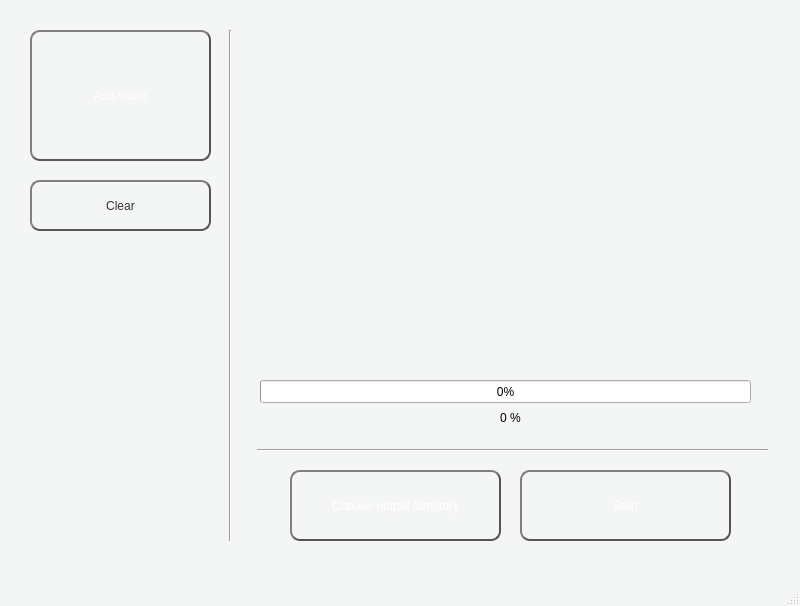
Maximvolk/VideoToSlidesSplitter, file PyQt/window.ui: the form before one commit.
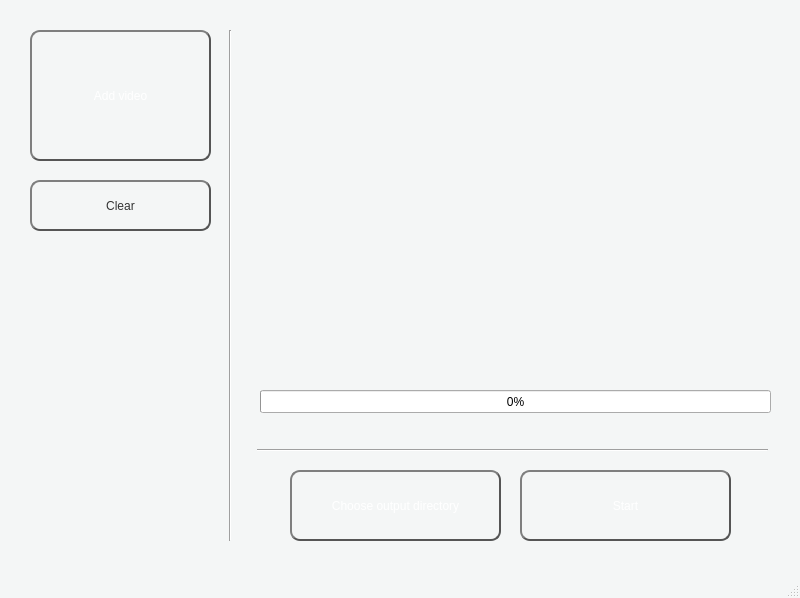
The form after the commit.

Commit message: Fix error when closing video input dialog without choosing one

Patch:
```diff
--- a/PyQt/window.ui
+++ b/PyQt/window.ui
@@ -7,7 +7,7 @@
     <x>0</x>
     <y>0</y>
     <width>800</width>
-    <height>606</height>
+    <height>598</height>
    </rect>
   </property>
   <property name="font">
@@ -31,8 +31,8 @@
     <property name="geometry">
      <rect>
       <x>260</x>
-      <y>380</y>
-      <width>491</width>
+      <y>390</y>
+      <width>511</width>
       <height>23</height>
      </rect>
     </property>
@@ -126,19 +126,6 @@
      </item>
     </layout>
    </widget>
-   <widget class="QLabel" name="label">
-    <property name="geometry">
-     <rect>
-      <x>500</x>
-      <y>410</y>
-      <width>41</width>
-      <height>16</height>
-     </rect>
-    </property>
-    <property name="text">
-     <string>0 %</string>
-    </property>
-   </widget>
    <widget class="QPushButton" name="addVideoButton">
     <property name="geometry">
      <rect>
```
Left out of the diff: 2 changed lines with no effect on the pictures. The commit also changes 1 other file.
